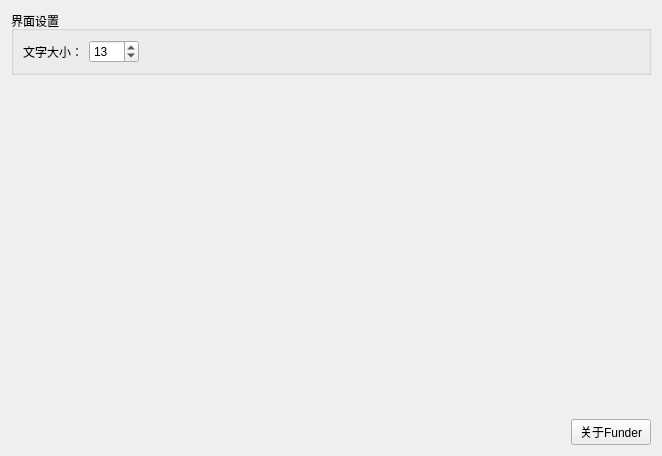
Old version of the form src/ui/settings_tab.ui in the repository Ginakira/Funder.
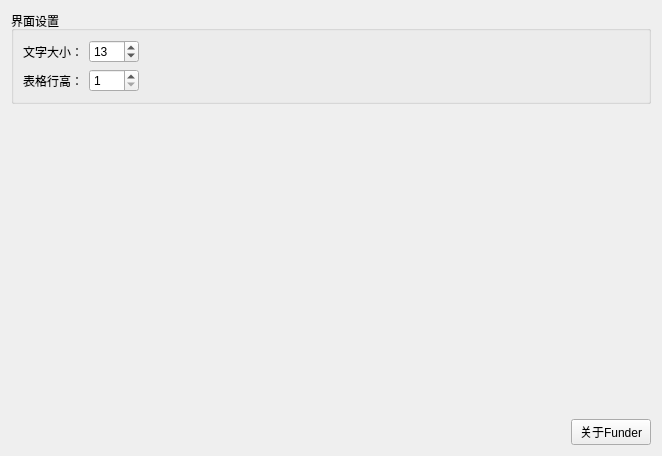
New version of the form.

Commit message: 新增行高的设置

Diff of the .ui file:
```diff
--- a/src/ui/settings_tab.ui
+++ b/src/ui/settings_tab.ui
@@ -60,6 +60,43 @@
         </item>
        </layout>
       </item>
+      <item>
+       <layout class="QHBoxLayout" name="horizontalLayout_3">
+        <item>
+         <widget class="QLabel" name="label_2">
+          <property name="text">
+           <string>表格行高：</string>
+          </property>
+         </widget>
+        </item>
+        <item>
+         <widget class="QSpinBox" name="row_height_spin_box">
+          <property name="minimumSize">
+           <size>
+            <width>50</width>
+            <height>0</height>
+           </size>
+          </property>
+          <property name="minimum">
+           <number>1</number>
+          </property>
+         </widget>
+        </item>
+        <item>
+         <spacer name="horizontalSpacer_3">
+          <property name="orientation">
+           <enum>Qt::Horizontal</enum>
+          </property>
+          <property name="sizeHint" stdset="0">
+           <size>
+            <width>40</width>
+            <height>20</height>
+           </size>
+          </property>
+         </spacer>
+        </item>
+       </layout>
+      </item>
      </layout>
     </widget>
    </item>
```
The commit also changes 8 other files.
